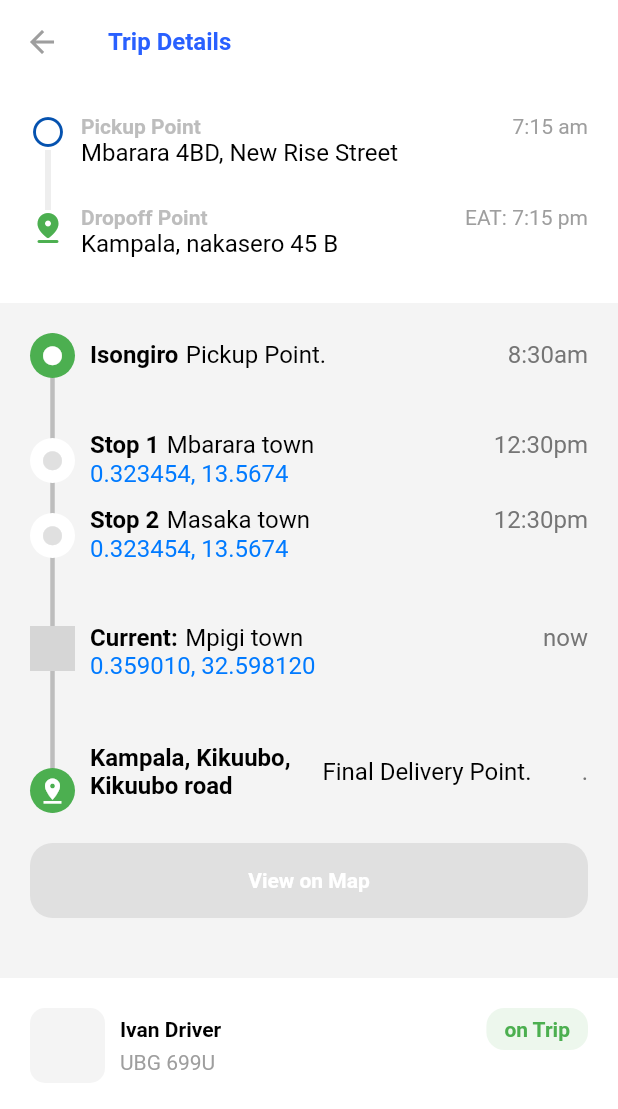
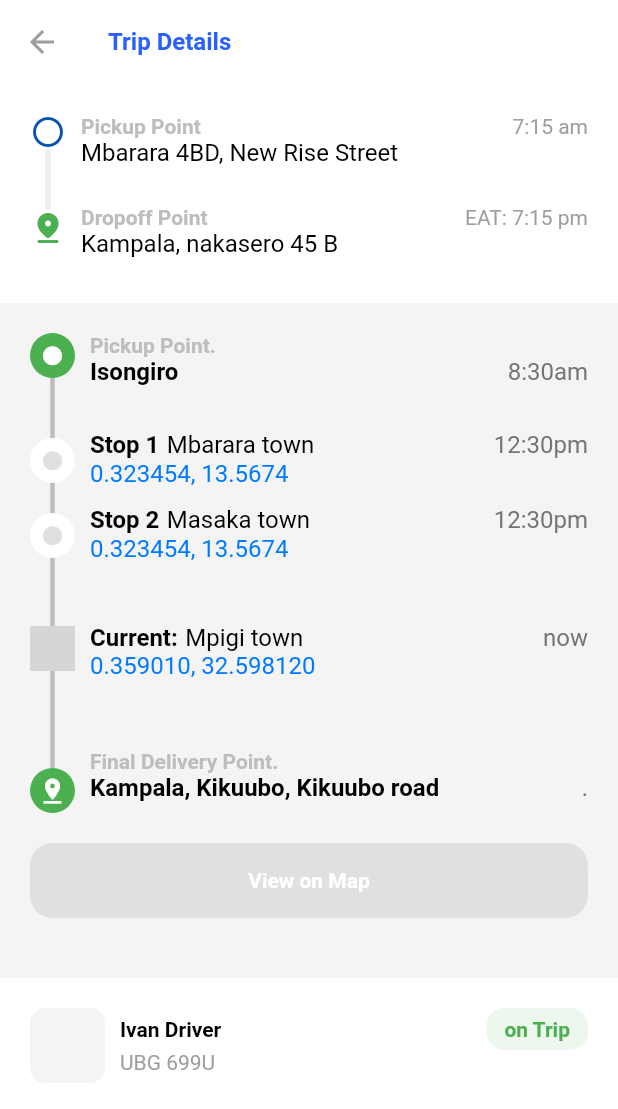
Before and after one commit to Bakkarian/dayalogapp, a Flutter app: the TripDetails screen opened directly, on a phone screen of 412 x 824 dp. Shown: the top 1109 px of the screen. Run offline on Flutter 3.47's test engine with Material 2 defaults, Android fonts, the light colour scheme and no system bars; our stand-ins replace get, lottie, shared_preferences, uni_links; missing offline and left inert: dart:ffi, google_maps_widget; accounts and stored records are empty; network calls fail; Roboto replaces fonts that are missing (ahronbd); grey boxes are pictures that could not be loaded.

Commit message:
Optimized trip details for low density phones

```diff
--- a/lib/pages/TripDetails/widgets/tripDetailedItem.dart
+++ b/lib/pages/TripDetails/widgets/tripDetailedItem.dart
@@ -221,27 +221,31 @@ class _tripDetailedItemState extends State<tripDetailedItem> with TickerProvider
                         child: Column(
                           crossAxisAlignment: CrossAxisAlignment.start,
                           children: [
-                            SizedBox(height: 5,),
+                            // SizedBox(height: 5,),
+                            Text(
+                              "Pickup Point.",
+                              style: TextStyle(
+                                  fontSize: 14,
+                                  fontWeight: FontWeight.bold,
+                                  color: Colors.grey[400]
+                              ),
+                            ),
                             Row(
                               mainAxisSize: MainAxisSize.max,
                               children: [
-                                Text(
+                                Expanded(
+                                  child: Text(
                                     "Isongiro",
                                     style: TextStyle(
                                         fontWeight: FontWeight.bold
                                     ),
                                   ),
-                                SizedBox(width: 5,),
+                                ),
                                 Text(
-                                  "Pickup Point.",
-                                ),
-                                Expanded(
-                                  child: Text(
                                   "8:30am",
                                   textAlign: TextAlign.right,
                                   style: TextStyle(
                                     color: Colors.grey[600]
-                                    ),
                                   ),
                                 )
                               ],
@@ -501,12 +505,19 @@ class _tripDetailedItemState extends State<tripDetailedItem> with TickerProvider
                         child: Column(
                           crossAxisAlignment: CrossAxisAlignment.start,
                           children: [
-                            SizedBox(height: 5,),
+                            SizedBox(height: 10,),
+                            Text(
+                              "Final Delivery Point.",
+                              style: TextStyle(
+                                  fontSize: 14,
+                                  fontWeight: FontWeight.bold,
+                                  color: Colors.grey[400]
+                              ),
+                            ),
                             Row(
                               mainAxisSize: MainAxisSize.max,
                               children: [
-                                Container(
-                                  width: 150,
+                                Expanded(
                                   child: Text(
                                     "Kampala, Kikuubo, Kikuubo road",
                                     style: TextStyle(
@@ -514,17 +525,11 @@ class _tripDetailedItemState extends State<tripDetailedItem> with TickerProvider
                                     ),
                                   ),
                                 ),
-                                SizedBox(width: 5,),
                                 Text(
-                                  "Final Delivery Point.",
-                                ),
-                                Expanded(
-                                  child: Text(
                                   ".",
                                   textAlign: TextAlign.right,
                                   style: TextStyle(
                                       color: Colors.grey[600]
-                                    ),
                                   ),
                                 )
                               ],
--- a/lib/pages/home/mobileHomePage.dart
+++ b/lib/pages/home/mobileHomePage.dart
@@ -57,11 +57,12 @@ class _mobileHomePageState extends State<mobileHomePage> {
       body: SingleChildScrollView(
         child: Column(
           children: [
+            /*Obx(() =>
             !_mainController.isOrdersLoading.value?
             Container(
               padding: EdgeInsets.all(20),
               decoration: BoxDecoration(
-                color: Colors.white
+                  color: Colors.white
               ),
               child: Container(
                 width: double.infinity,
@@ -90,15 +91,15 @@ class _mobileHomePageState extends State<mobileHomePage> {
                           Text(
                             "Track your shipment",
                             style: TextStyle(
-                              fontSize: 24,
-                              fontWeight: FontWeight.bold
+                                fontSize: 24,
+                                fontWeight: FontWeight.bold
                             ),
                           ),
                           SizedBox(height: 10,),
                           Text(
                             "Track your most recent \nshipments here",
                             style: TextStyle(
-                                fontSize: 18,
+                              fontSize: 18,
                             ),
                           ),
                           SizedBox(height: 20,),
@@ -134,7 +135,8 @@ class _mobileHomePageState extends State<mobileHomePage> {
                 ),
               ),
             ):
-            SizedBox(),
+            SizedBox()
+            ),*/
             SizedBox(height: 20,),
             /*ListView.builder(
               itemCount: 10,
```
Lines whose indentation alone changed are shown as unchanged.
